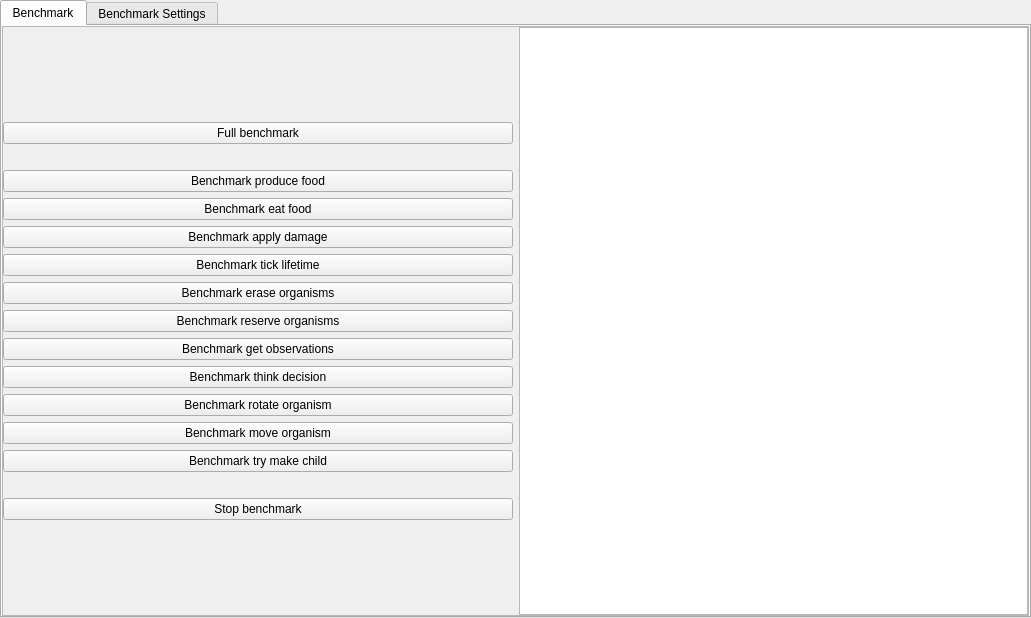
The window that Source/UiFiles/benchmark.ui (SuperSpaceEye/LifeEngineExtended) describes before a commit, drawn with Qt 5.
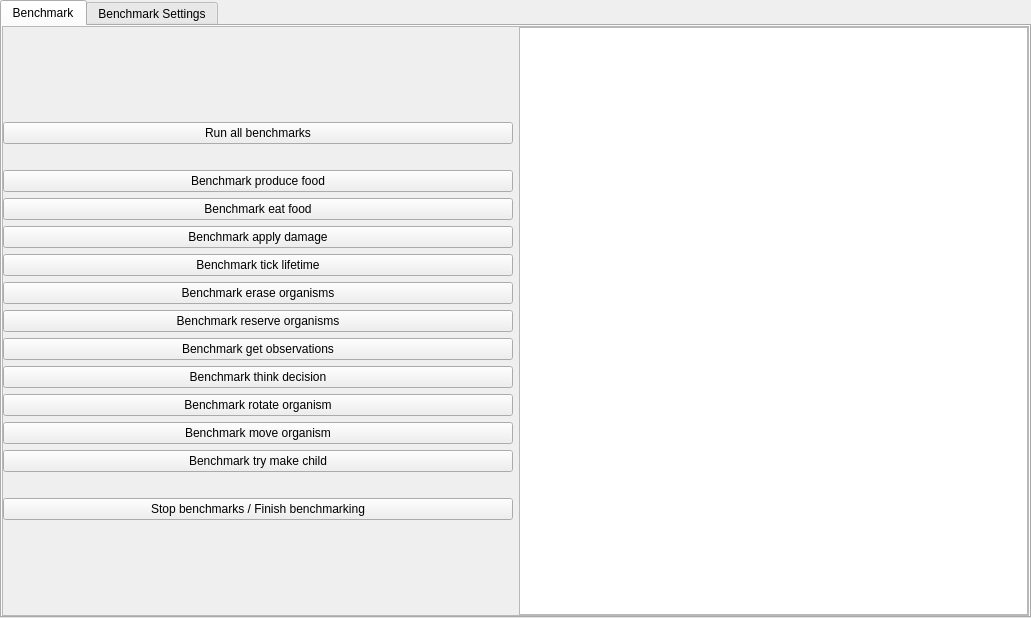
The same window after the commit.

```diff
--- a/Source/UiFiles/benchmark.ui
+++ b/Source/UiFiles/benchmark.ui
@@ -113,7 +113,7 @@
                <item>
                 <widget class="QPushButton" name="pushButton">
                  <property name="text">
-                  <string>Full benchmark</string>
+                  <string>Run all benchmarks</string>
                  </property>
                 </widget>
                </item>
@@ -229,7 +229,7 @@
                <item>
                 <widget class="QPushButton" name="pushButton_2">
                  <property name="text">
-                  <string>Stop benchmark</string>
+                  <string>Stop benchmarks / Finish benchmarking</string>
                  </property>
                 </widget>
                </item>
```
Left out of the diff: 254 changed lines with no effect on the pictures.
